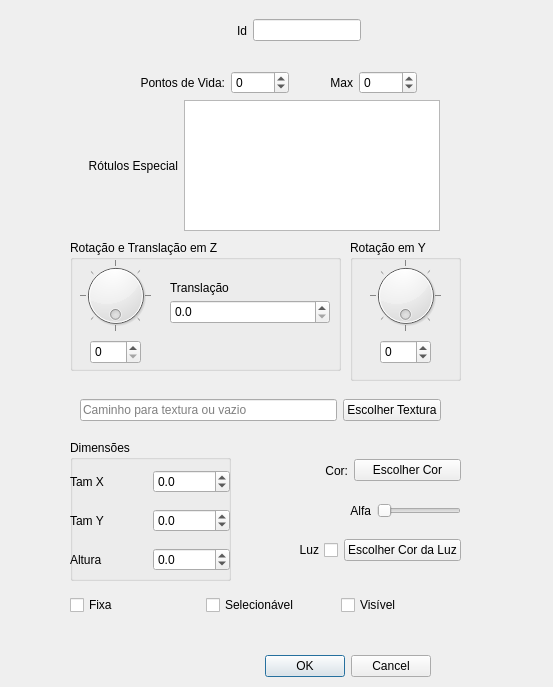
First picture: the form in ifg/qt/ui/forma.ui, repository matferib/tabuleiro-virtual, before the edit.
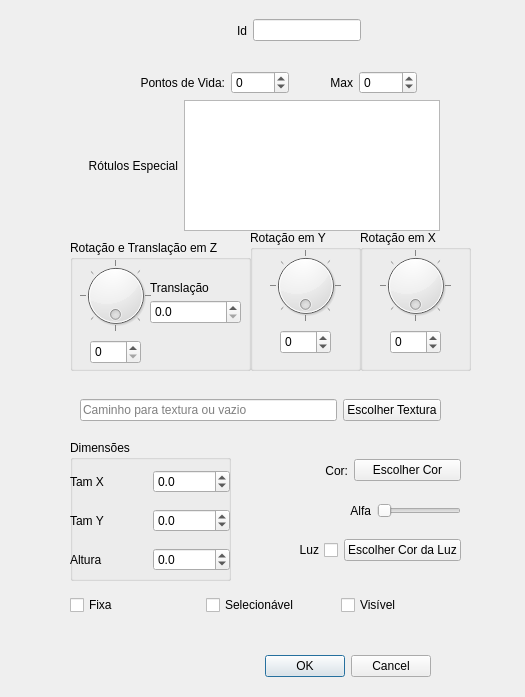
Second picture: the form after the edit.

Commit message: rotacao X

What changed in the file:
```diff
--- a/ifg/qt/ui/forma.ui
+++ b/ifg/qt/ui/forma.ui
@@ -6,8 +6,8 @@
    <rect>
     <x>0</x>
     <y>0</y>
-    <width>553</width>
-    <height>687</height>
+    <width>525</width>
+    <height>697</height>
    </rect>
   </property>
   <property name="windowTitle">
@@ -205,7 +205,7 @@
     <rect>
      <x>70</x>
      <y>240</y>
-     <width>271</width>
+     <width>181</width>
      <height>131</height>
     </rect>
    </property>
@@ -258,9 +258,9 @@
    <widget class="QDoubleSpinBox" name="spin_translacao">
     <property name="geometry">
      <rect>
-      <x>100</x>
+      <x>80</x>
       <y>60</y>
-      <width>160</width>
+      <width>91</width>
       <height>24</height>
      </rect>
     </property>
@@ -277,7 +277,7 @@
    <widget class="QLabel" name="label_2">
     <property name="geometry">
      <rect>
-      <x>100</x>
+      <x>80</x>
       <y>40</y>
       <width>111</width>
       <height>16</height>
@@ -446,8 +446,8 @@
   <widget class="QGroupBox" name="groupBox_3">
    <property name="geometry">
     <rect>
-     <x>350</x>
-     <y>240</y>
+     <x>250</x>
+     <y>230</y>
      <width>111</width>
      <height>141</height>
     </rect>
@@ -624,6 +624,92 @@
     </item>
    </layout>
   </widget>
+  <widget class="QGroupBox" name="groupBox_4">
+   <property name="geometry">
+    <rect>
+     <x>360</x>
+     <y>230</y>
+     <width>111</width>
+     <height>141</height>
+    </rect>
+   </property>
+   <property name="title">
+    <string>Rotação em X</string>
+   </property>
+   <widget class="QDial" name="dial_rotacao_x">
+    <property name="geometry">
+     <rect>
+      <x>20</x>
+      <y>20</y>
+      <width>71</width>
+      <height>71</height>
+     </rect>
+    </property>
+    <property name="toolTip">
+     <string>&lt;html&gt;&lt;head/&gt;&lt;body&gt;&lt;p&gt;Rotação do objeto ao redor do eixo Y.&lt;/p&gt;&lt;/body&gt;&lt;/html&gt;</string>
+    </property>
+    <property name="minimum">
+     <number>0</number>
+    </property>
+    <property name="maximum">
+     <number>360</number>
+    </property>
+    <property name="value">
+     <number>0</number>
+    </property>
+    <property name="sliderPosition">
+     <number>0</number>
+    </property>
+    <property name="orientation">
+     <enum>Qt::Horizontal</enum>
+    </property>
+    <property name="invertedAppearance">
+     <bool>true</bool>
+    </property>
+    <property name="invertedControls">
+     <bool>true</bool>
+    </property>
+    <property name="wrapping">
+     <bool>true</bool>
+    </property>
+    <property name="notchTarget">
+     <double>45.000000000000000</double>
+    </property>
+    <property name="notchesVisible">
+     <bool>true</bool>
+    </property>
+   </widget>
+   <widget class="QSpinBox" name="spin_rotacao_x">
+    <property name="geometry">
+     <rect>
+      <x>30</x>
+      <y>100</y>
+      <width>51</width>
+      <height>24</height>
+     </rect>
+    </property>
+    <property name="minimum">
+     <number>-180</number>
+    </property>
+    <property name="maximum">
+     <number>180</number>
+    </property>
+   </widget>
+  </widget>
+  <zorder>horizontalLayoutWidget</zorder>
+  <zorder>botoes</zorder>
+  <zorder>horizontalLayoutWidget_2</zorder>
+  <zorder>groupBox</zorder>
+  <zorder>groupBox_2</zorder>
+  <zorder>horizontalLayoutWidget_3</zorder>
+  <zorder>layoutWidget</zorder>
+  <zorder>horizontalLayoutWidget_4</zorder>
+  <zorder>groupBox_3</zorder>
+  <zorder>horizontalLayoutWidget_5</zorder>
+  <zorder>horizontalLayoutWidget_6</zorder>
+  <zorder>layoutWidget_2</zorder>
+  <zorder>groupBox_4</zorder>
+  <zorder>dial_rotacao_x</zorder>
  </widget>
  <resources/>
  <connections>
```
The commit also changes 6 other files.
